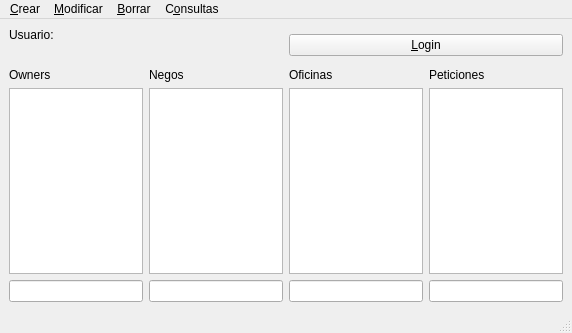
hugo19941994/ViajeFacil, file source/mainWindow.ui: the form before one commit.
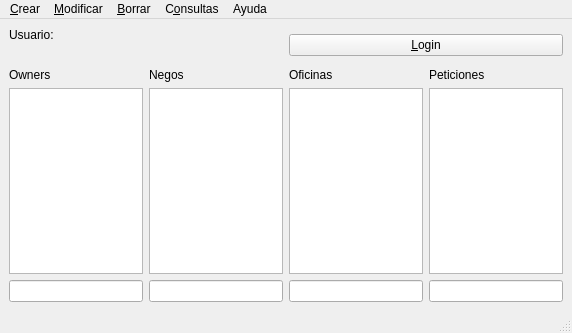
The form after the commit.

Diff of the .ui file:
```diff
--- a/source/mainWindow.ui
+++ b/source/mainWindow.ui
@@ -183,10 +183,17 @@
     <addaction name="actionLog_de_Peticiones"/>
     <addaction name="actionInforme_Owners_que_mejor_consumen_Negos"/>
    </widget>
+   <widget class="QMenu" name="menuAyuda">
+    <property name="title">
+     <string>Ayuda</string>
+    </property>
+    <addaction name="actionSobre_ViajeFacil"/>
+   </widget>
    <addaction name="menuCrear"/>
    <addaction name="menuModificar"/>
    <addaction name="menuBorrar"/>
    <addaction name="menuConsultas"/>
+   <addaction name="menuAyuda"/>
   </widget>
   <widget class="QStatusBar" name="statusbar"/>
   <action name="actionCreNego">
```
Left out of the diff: 7 changed lines with no effect on the pictures.
